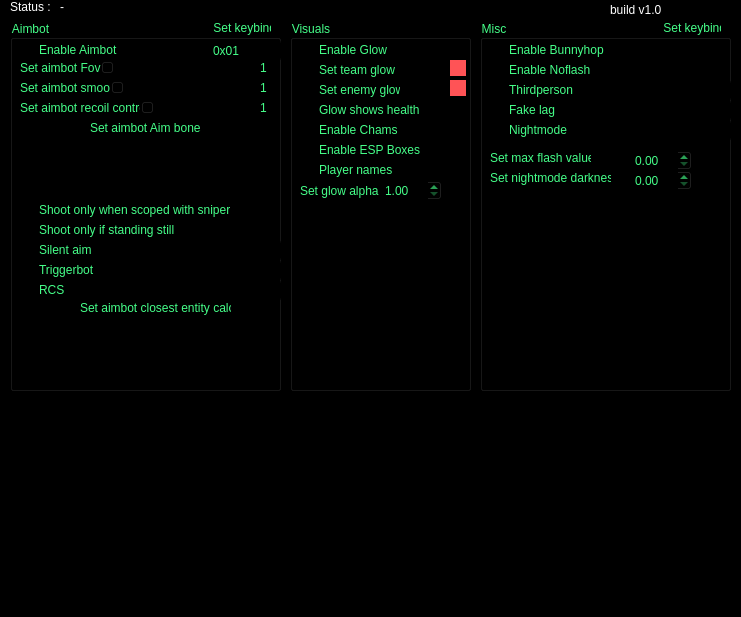
skajuks/QTExternal, file widget.ui: the form before one commit.
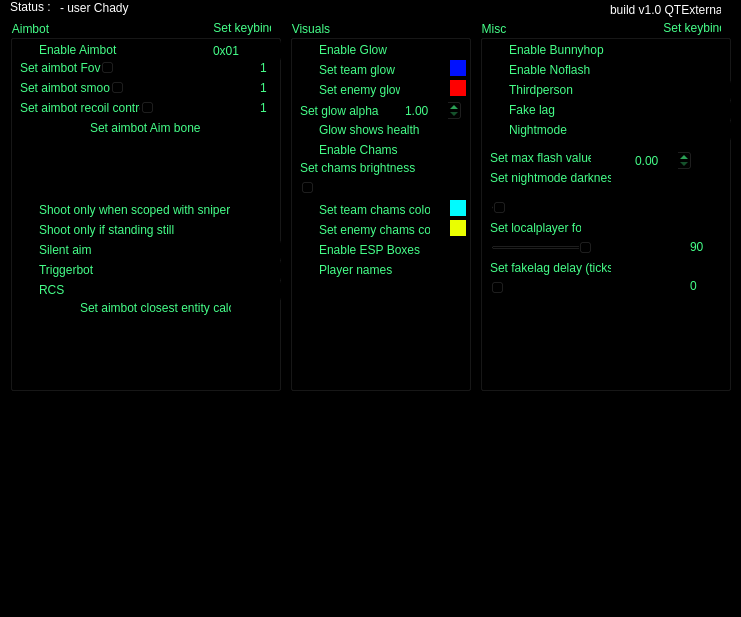
The form after the commit.

Commit message: added d3d9, fakelag, fixed chams colors

Diff of the .ui file:
```diff
--- a/widget.ui
+++ b/widget.ui
@@ -388,7 +388,7 @@
     <property name="geometry">
      <rect>
       <x>10</x>
-      <y>100</y>
+      <y>120</y>
       <width>121</width>
       <height>19</height>
      </rect>
@@ -401,7 +401,7 @@
     <property name="geometry">
      <rect>
       <x>10</x>
-      <y>80</y>
+      <y>100</y>
       <width>131</width>
       <height>19</height>
      </rect>
@@ -436,11 +436,9 @@
      </rect>
     </property>
     <property name="styleSheet">
-     <string notr="true">border-color: rgb(255, 255, 255);
-background-color: rgb(170, 0, 0);
+     <string notr="true">background-color: rgb(0, 17, 255);
 border-radius: 10px;
 border-width: 5px;
-background-color: rgb(255, 83, 86);
 </string>
     </property>
     <property name="text">
@@ -473,11 +471,10 @@
      </rect>
     </property>
     <property name="styleSheet">
-     <string notr="true">border-color: rgb(255, 255, 255);
-background-color: rgb(170, 0, 0);
+     <string notr="true">background-color: rgb(255, 0, 0);
 border-radius: 10px;
 border-width: 5px;
-background-color: rgb(255, 83, 86);
+
 </string>
     </property>
     <property name="text">
@@ -488,7 +485,7 @@
     <property name="geometry">
      <rect>
       <x>10</x>
-      <y>120</y>
+      <y>220</y>
       <width>121</width>
       <height>19</height>
      </rect>
@@ -501,7 +498,7 @@
     <property name="geometry">
      <rect>
       <x>10</x>
-      <y>140</y>
+      <y>240</y>
       <width>121</width>
       <height>19</height>
      </rect>
@@ -514,7 +511,7 @@
     <property name="geometry">
      <rect>
       <x>10</x>
-      <y>160</y>
+      <y>80</y>
       <width>111</width>
       <height>21</height>
      </rect>
@@ -526,8 +523,8 @@
    <widget class="QDoubleSpinBox" name="glowAlpha">
     <property name="geometry">
      <rect>
-      <x>90</x>
-      <y>160</y>
+      <x>110</x>
+      <y>80</y>
       <width>62</width>
       <height>21</height>
      </rect>
@@ -542,6 +539,108 @@
      <double>0.100000000000000</double>
     </property>
    </widget>
+   <widget class="QSlider" name="chams_bright_slider">
+    <property name="geometry">
+     <rect>
+      <x>10</x>
+      <y>160</y>
+      <width>161</width>
+      <height>16</height>
+     </rect>
+    </property>
+    <property name="minimum">
+     <number>1</number>
+    </property>
+    <property name="maximum">
+     <number>100</number>
+    </property>
+    <property name="orientation">
+     <enum>Qt::Horizontal</enum>
+    </property>
+   </widget>
+   <widget class="QLabel" name="label_12">
+    <property name="geometry">
+     <rect>
+      <x>10</x>
+      <y>140</y>
+      <width>121</width>
+      <height>16</height>
+     </rect>
+    </property>
+    <property name="text">
+     <string>Set chams brightness</string>
+    </property>
+   </widget>
+   <widget class="QCheckBox" name="team_chams">
+    <property name="geometry">
+     <rect>
+      <x>10</x>
+      <y>180</y>
+      <width>131</width>
+      <height>19</height>
+     </rect>
+    </property>
+    <property name="text">
+     <string>Set team chams color</string>
+    </property>
+   </widget>
+   <widget class="QCheckBox" name="enemy_chams">
+    <property name="geometry">
+     <rect>
+      <x>10</x>
+      <y>200</y>
+      <width>131</width>
+      <height>19</height>
+     </rect>
+    </property>
+    <property name="text">
+     <string>Set enemy chams color</string>
+    </property>
+   </widget>
+   <widget class="QPushButton" name="TEAMCHAMS">
+    <property name="enabled">
+     <bool>false</bool>
+    </property>
+    <property name="geometry">
+     <rect>
+      <x>160</x>
+      <y>180</y>
+      <width>16</width>
+      <height>16</height>
+     </rect>
+    </property>
+    <property name="styleSheet">
+     <string notr="true">background-color: rgb(0, 251, 255);
+border-radius: 10px;
+border-width: 5px;</string>
+    </property>
+    <property name="text">
+     <string/>
+    </property>
+   </widget>
+   <widget class="QPushButton" name="ENEMYCHAMS">
+    <property name="enabled">
+     <bool>false</bool>
+    </property>
+    <property name="geometry">
+     <rect>
+      <x>160</x>
+      <y>200</y>
+      <width>16</width>
+      <height>16</height>
+     </rect>
+    </property>
+    <property name="styleSheet">
+     <string notr="true">background-color: rgb(234, 255, 0);
+border-radius: 10px;
+border-width: 5px;
+
+</string>
+    </property>
+    <property name="text">
+     <string/>
+    </property>
+   </widget>
   </widget>
   <widget class="QGroupBox" name="MiscBox">
    <property name="geometry">
@@ -692,22 +791,6 @@
      <string>Set nightmode darkness</string>
     </property>
    </widget>
-   <widget class="QDoubleSpinBox" name="doubleSpinBox_2">
-    <property name="geometry">
-     <rect>
-      <x>150</x>
-      <y>150</y>
-      <width>62</width>
-      <height>21</height>
-     </rect>
-    </property>
-    <property name="maximum">
-     <double>1.000000000000000</double>
-    </property>
-    <property name="singleStep">
-     <double>0.050000000000000</double>
-    </property>
-   </widget>
    <widget class="QDoubleSpinBox" name="Flashvalue">
     <property name="geometry">
      <rect>
@@ -718,18 +801,136 @@
      </rect>
     </property>
    </widget>
+   <widget class="QLabel" name="label_13">
+    <property name="geometry">
+     <rect>
+      <x>10</x>
+      <y>200</y>
+      <width>91</width>
+      <height>16</height>
+     </rect>
+    </property>
+    <property name="text">
+     <string>Set localplayer fov</string>
+    </property>
+   </widget>
+   <widget class="QSlider" name="fov_slider">
+    <property name="geometry">
+     <rect>
+      <x>10</x>
+      <y>220</y>
+      <width>191</width>
+      <height>16</height>
+     </rect>
+    </property>
+    <property name="minimum">
+     <number>1</number>
+    </property>
+    <property name="maximum">
+     <number>180</number>
+    </property>
+    <property name="value">
+     <number>90</number>
+    </property>
+    <property name="orientation">
+     <enum>Qt::Horizontal</enum>
+    </property>
+   </widget>
+   <widget class="QLabel" name="player_fov_val">
+    <property name="geometry">
+     <rect>
+      <x>210</x>
+      <y>211</y>
+      <width>31</width>
+      <height>31</height>
+     </rect>
+    </property>
+    <property name="text">
+     <string>90</string>
+    </property>
+   </widget>
+   <widget class="QSlider" name="nightmode_slider">
+    <property name="geometry">
+     <rect>
+      <x>10</x>
+      <y>180</y>
+      <width>191</width>
+      <height>16</height>
+     </rect>
+    </property>
+    <property name="minimum">
+     <number>0</number>
+    </property>
+    <property name="maximum">
+     <number>100</number>
+    </property>
+    <property name="value">
+     <number>1</number>
+    </property>
+    <property name="orientation">
+     <enum>Qt::Horizontal</enum>
+    </property>
+   </widget>
+   <widget class="QLabel" name="label_14">
+    <property name="geometry">
+     <rect>
+      <x>10</x>
+      <y>240</y>
+      <width>121</width>
+      <height>16</height>
+     </rect>
+    </property>
+    <property name="text">
+     <string>Set fakelag delay (ticks)</string>
+    </property>
+   </widget>
+   <widget class="QSlider" name="fakelag_slider">
+    <property name="geometry">
+     <rect>
+      <x>10</x>
+      <y>260</y>
+      <width>191</width>
+      <height>16</height>
+     </rect>
+    </property>
+    <property name="minimum">
+     <number>0</number>
+    </property>
+    <property name="maximum">
+     <number>15</number>
+    </property>
+    <property name="value">
+     <number>0</number>
+    </property>
+    <property name="orientation">
+     <enum>Qt::Horizontal</enum>
+    </property>
+   </widget>
+   <widget class="QLabel" name="fakelag_val">
+    <property name="geometry">
+     <rect>
+      <x>210</x>
+      <y>250</y>
+      <width>31</width>
+      <height>31</height>
+     </rect>
+    </property>
+    <property name="text">
+     <string>0</string>
+    </property>
+   </widget>
   </widget>
   <widget class="QLabel" name="cheatname">
    <property name="geometry">
     <rect>
      <x>610</x>
      <y>0</y>
-     <width>51</width>
+     <width>111</width>
      <height>20</height>
     </rect>
    </property>
    <property name="text">
-    <string>build v1.0</string>
+    <string>build v1.0 QTExternal</string>
    </property>
   </widget>
   <widget class="QLabel" name="label">
@@ -750,12 +951,12 @@
     <rect>
      <x>60</x>
      <y>0</y>
-     <width>47</width>
-     <height>13</height>
+     <width>81</width>
+     <height>16</height>
     </rect>
    </property>
    <property name="text">
-    <string>-</string>
+    <string>- user Chady</string>
    </property>
   </widget>
   <widget class="QListWidget" name="console">
```
The commit also changes 17 other files.
